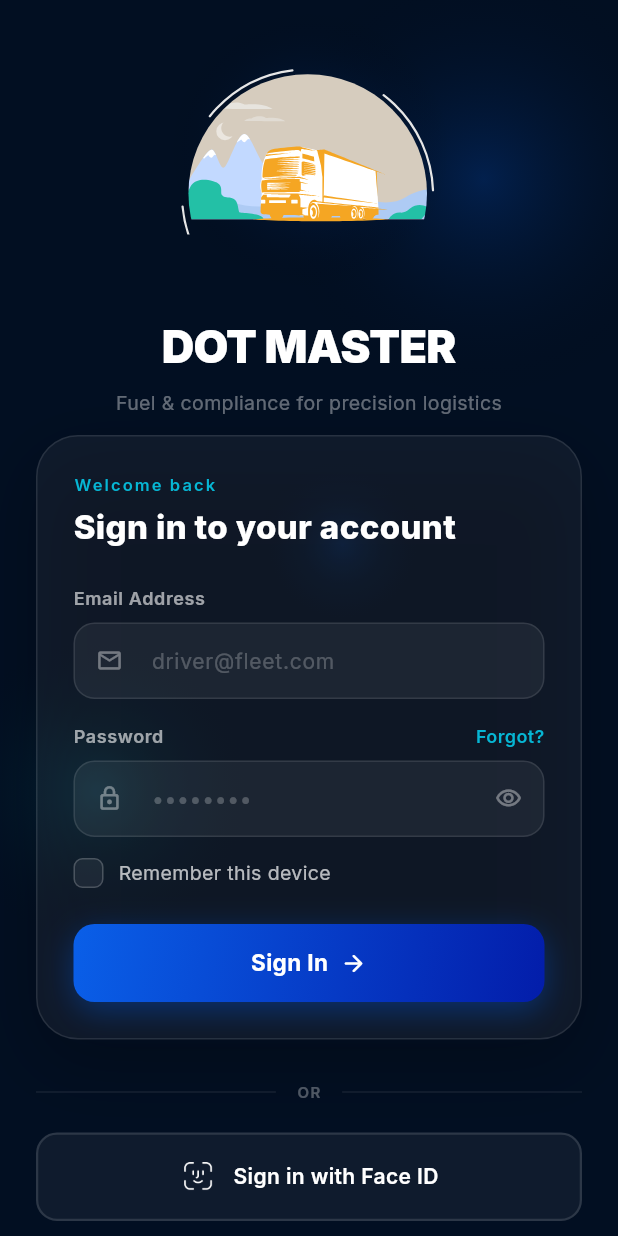
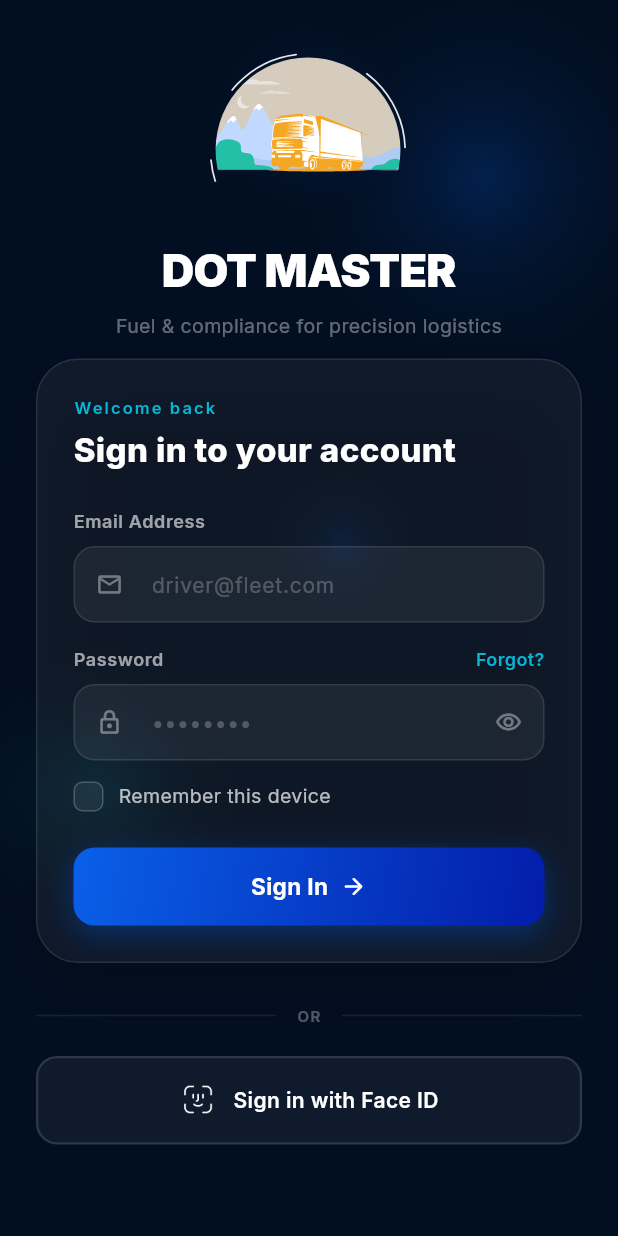
Before and after one commit to rabahaldoori/DOTMASTERAPP, a Flutter app: the screen it shows after launch, on a phone screen of 412 x 824 dp. Run offline on Flutter 3.47's test engine with Material 3 defaults, Android fonts, the phone set to English and light mode, and no system bars; our stand-ins replace dio, file_picker, fl_chart, flutter_secure_storage, geolocator, go_router and 5 more; missing offline and left inert: flutter_pdfview, onesignal_flutter; project files that could hold a hidden picture were left out.

Commit message:
fix: move DOT MASTER up - shrink logo animation 200→155px, reduce spacing

```diff
--- a/lib/features/auth/login_screen.dart
+++ b/lib/features/auth/login_screen.dart
@@ -211,7 +211,7 @@ class _LoginScreenState extends State<LoginScreen>
                 opacity: _fade,
                 child: SlideTransition(
                   position: _slide,
-                  child: Column(children: [
+                   child: Column(children: [
                     const SizedBox(height: 0),
 
                     // ── Logo block ─────────────────────────────────────────
@@ -446,7 +446,7 @@ class _LogoBlock extends StatelessWidget {
     Stack(alignment: Alignment.center, children: [
       // Soft glow behind animation
       Container(
-        width: 190, height: 190,
+        width: 150, height: 150,
         decoration: BoxDecoration(
           shape: BoxShape.circle,
           gradient: RadialGradient(colors: [
@@ -456,13 +456,13 @@ class _LogoBlock extends StatelessWidget {
       // Lottie animation
       Lottie.asset(
         'assets/images/truck_orange.json',
-        width: 200,
-        height: 200,
+        width: 155,
+        height: 155,
         fit: BoxFit.contain,
         repeat: true,
       ),
     ]),
-    const SizedBox(height: 10),
+    const SizedBox(height: 4),
     Text('DOT MASTER', style: GoogleFonts.inter(
         fontSize: 30, fontWeight: FontWeight.w900, color: _white,
         letterSpacing: -0.5)),
```
